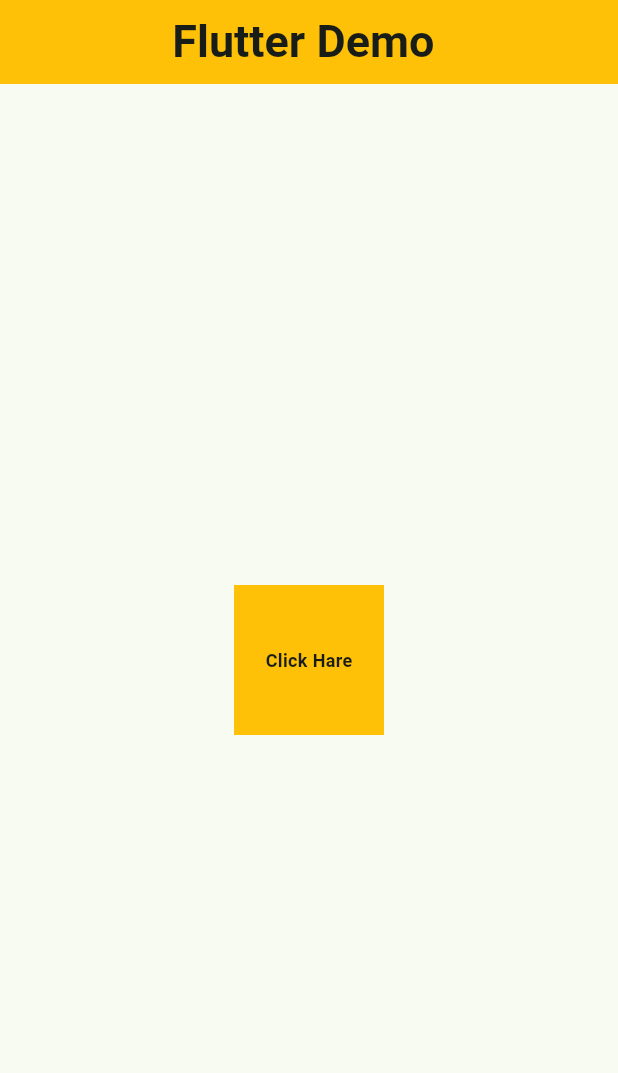
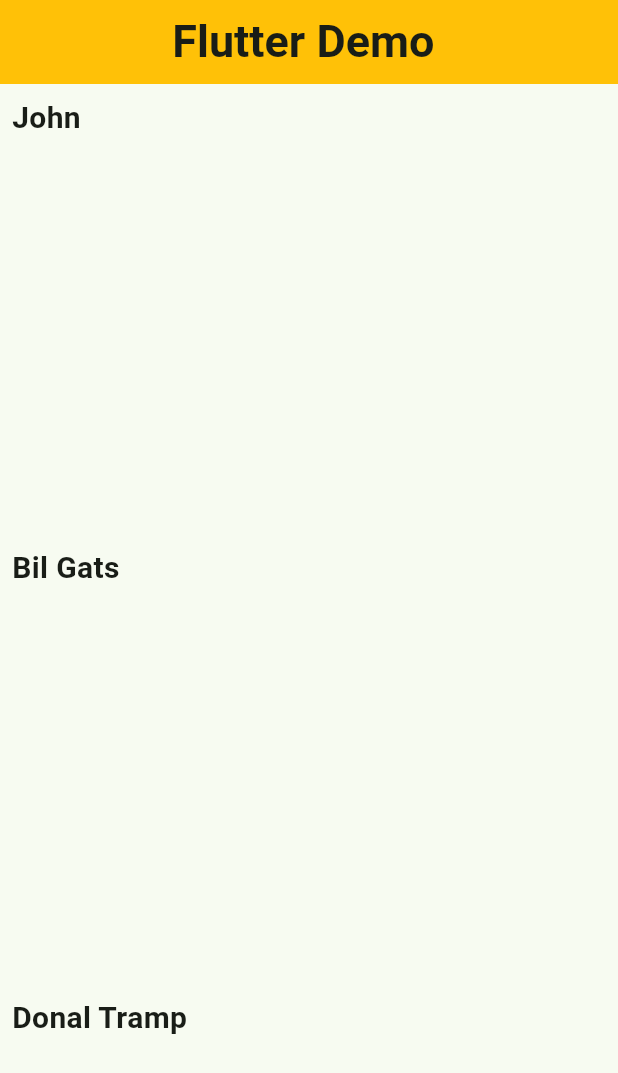
Before and after one commit to kayesmahmud000/first_flutter_app, a Flutter app: the screen it shows after launch, on a phone screen of 412 x 824 dp. Shown: the top 1073 px of the screen. Run offline on Flutter 3.47's test engine with Material 3 defaults, Android fonts, the phone set to English and light mode, and no system bars.

Commit message:
added the more widget

```diff
--- a/lib/main.dart
+++ b/lib/main.dart
@@ -36,6 +36,7 @@ class _MyHomePageState extends State<MyHomePage> {
   @override
   Widget build(BuildContext context) {
 
+    var arrNames =['John', 'Bil Gats', 'Donal Tramp', 'Elon Mask', 'Bear Gayles', 'Ambani'];
     return Scaffold(
       appBar: AppBar(
 
@@ -43,20 +44,159 @@ class _MyHomePageState extends State<MyHomePage> {
         title: Center(child: Text(widget.title , style: TextStyle(fontSize: 30, fontWeight: FontWeight.bold),)),
         backgroundColor: Colors.amber,
       ),
-      body:
-      Center(
-        child: InkWell(
-          onTap: () => print("tapped on single") ,
-          onDoubleTap: () => print('tapped on double'),
-          child: Container(
-            width: 100,
-            height: 100,
-            color: Colors.amber,
-            child: Center(child: Text('Click Hare', style: TextStyle(fontSize: 12,
-            fontWeight: .bold),)),
-          ),
+
+      body: Padding(
+        padding: const EdgeInsets.all(8.0),
+        child: ListView.builder( itemBuilder: (context, index) => Text(arrNames[index], style: TextStyle(fontSize: 20, fontWeight: .bold),
         ),
-      )
+         itemCount:arrNames.length,
+         itemExtent: 300,
+
+
+        ),
+      ),
+      // body:Padding(
+      //   padding: const EdgeInsets.all(8.0),
+      //   child: SingleChildScrollView(
+      //     child: Column(
+      //       children: [
+      //         Padding(
+      //           padding: const EdgeInsets.all(8.0),
+      //           child: SingleChildScrollView(
+      //             scrollDirection: Axis.horizontal,
+      //             child: Row(
+      //               children: [
+      //                 Container(
+      //                   margin: EdgeInsets.only(right: 11),
+
+      //                   height: 200,
+      //                   width: 200,
+      //                   color: Colors.green,
+      //                 ),
+      //                 Container(
+      //                   margin: EdgeInsets.only(right: 11),
+
+      //                   height: 200,
+      //                   width: 200,
+      //                   color: Colors.green,
+      //                 ),
+      //                 Container(
+      //                   margin: EdgeInsets.only(right: 11),
+
+      //                   height: 200,
+      //                   width: 200,
+      //                   color: Colors.green,
+      //                 ),
+      //                 Container(
+      //                   margin: EdgeInsets.only(right: 11),
+
+      //                   height: 200,
+      //                   width: 200,
+      //                   color: Colors.green,
+      //                 ),
+      //                 Container(
+      //                   margin: EdgeInsets.only(right: 11),
+
+      //                   height: 200,
+      //                   width: 200,
+      //                   color: Colors.green,
+      //                 ),
+      //                 Container(
+      //                   margin: EdgeInsets.only(right: 11),
+
+      //                   height: 200,
+      //                   width: 200,
+      //                   color: Colors.green,
+      //                 ),
+      //                 Container(
+      //                   margin: EdgeInsets.only(right: 11),
+
+      //                   height: 200,
+      //                   width: 200,
+      //                   color: Colors.green,
+      //                 ),
+      //                 Container(
+      //                   margin: EdgeInsets.only(right: 11),
+
+      //                   height: 200,
+      //                   width: 200,
+      //                   color: Colors.green,
+      //                 ),
+      //               ],
+      //             ),
+      //           ),
+      //         ),
+      //         Container(
+      //           margin: EdgeInsets.only(bottom: 11),
+
+      //           height: 200,
+      //           color: Colors.red,
+      //         ),
+      //         Container(
+      //           margin: EdgeInsets.only(bottom: 11),
+
+      //           height: 200,
+      //           color: Colors.amberAccent,
+      //         ),
+      //         Container(
+      //           margin: EdgeInsets.only(bottom: 11),
+
+      //           height: 200,
+      //           color: Colors.indigo,
+      //         ),
+      //         Container(
+      //           margin: EdgeInsets.only(bottom: 11),
+
+      //           height: 200,
+      //           color: Colors.blueGrey,
+      //         ),
+      //         Container(
+      //           margin: EdgeInsets.only(bottom: 11),
+
+      //           height: 200,
+      //           color: Colors.green,
+      //         ),
+      //         Container(
+      //           margin: EdgeInsets.only(bottom: 11),
+
+      //           height: 200,
+      //           color: Colors.red,
+      //         ),
+      //         Container(
+      //           margin: EdgeInsets.only(bottom: 11),
+
+      //           height: 200,
+      //           color: Colors.amberAccent,
+      //         ),
+      //         Container(
+      //           margin: EdgeInsets.only(bottom: 11),
+
+      //           height: 200,
+      //           color: Colors.indigo,
+      //         ),
+      //         Container(
+      //           margin: EdgeInsets.only(bottom: 11),
+
+      //           height: 200,
+      //           color: Colors.blueGrey,
+      //         )
+      //       ],
+      //     ),
+      //   ),
+      // )
+      // Center(
+      //   child: InkWell(
+      //     onTap: () => print("tapped on single") ,
+      //     onDoubleTap: () => print('tapped on double'),
+      //     child: Container(
+      //       width: 100,
+      //       height: 100,
+      //       color: Colors.amber,
+      //       child: Center(child: Text('Click Hare', style: TextStyle(fontSize: 12,
+      //       fontWeight: .bold),)),
+      //     ),
+      //   ),
+      // )
       // Container(
       //   child: Column(
       //     mainAxisAlignment:MainAxisAlignment.spaceBetween ,
```
